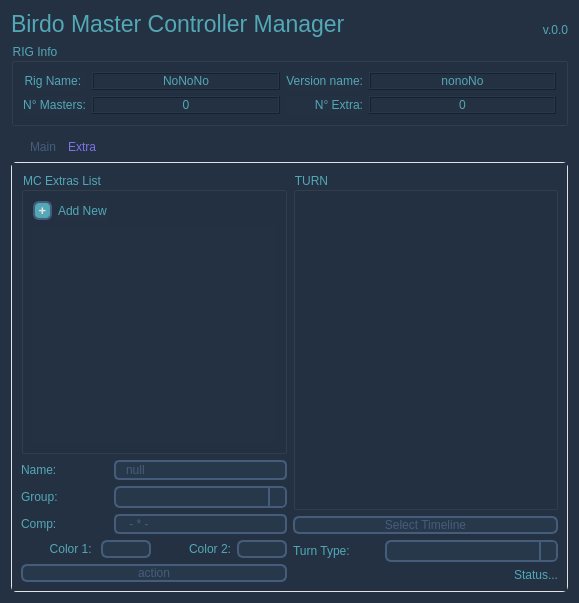
Old version of the form package/harmony20/BirdoPack/ui/BD_BirdoMCManager.ui in the repository otmbneto/BirdoApp.
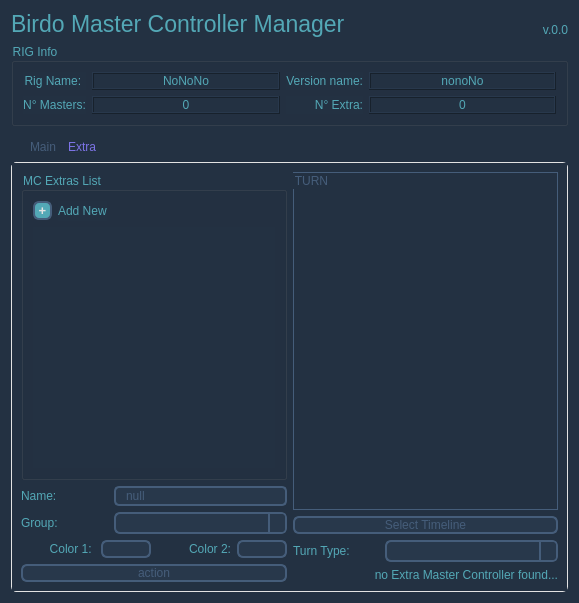
New version of the form.

Commit message: wip 5 da ferramenta MascterControllers Manager (varios arquivos)

```diff
--- a/package/harmony20/BirdoPack/ui/BD_BirdoMCManager.ui
+++ b/package/harmony20/BirdoPack/ui/BD_BirdoMCManager.ui
@@ -1255,7 +1255,7 @@
                <x>0</x>
                <y>0</y>
                <width>243</width>
-               <height>165</height>
+               <height>187</height>
               </rect>
              </property>
              <layout class="QGridLayout" name="gridLayout_2"/>
@@ -1307,25 +1307,7 @@
           </layout>
          </item>
          <item>
-          <layout class="QHBoxLayout" name="horizontalLayout_24" stretch="1,2">
-           <item>
-            <widget class="QLabel" name="label_24">
-             <property name="text">
-              <string>Comp:</string>
-             </property>
-            </widget>
-           </item>
-           <item>
-            <widget class="QLineEdit" name="lineComp">
-             <property name="enabled">
-              <bool>false</bool>
-             </property>
-             <property name="text">
-              <string> - * - </string>
-             </property>
-            </widget>
-           </item>
-          </layout>
+          <layout class="QHBoxLayout" name="horizontalLayout_24" stretch=""/>
          </item>
          <item>
           <layout class="QHBoxLayout" name="horizontalLayout_21">
@@ -1411,6 +1393,9 @@
         <layout class="QVBoxLayout" name="verticalLayout_7" stretch="2,0,0,0">
          <item>
           <widget class="QGroupBox" name="groupTurn">
+           <property name="enabled">
+            <bool>false</bool>
+           </property>
            <property name="title">
             <string>TURN</string>
            </property>
@@ -1448,7 +1433,7 @@
          <item>
           <widget class="QLabel" name="labelStatus">
            <property name="text">
-            <string>Status...</string>
+            <string>no Extra Master Controller found...</string>
            </property>
            <property name="alignment">
             <set>Qt::AlignRight|Qt::AlignTrailing|Qt::AlignVCenter</set>
```
Left out of the diff: 17 changed lines with no effect on the pictures. The commit also changes 2 other files.
